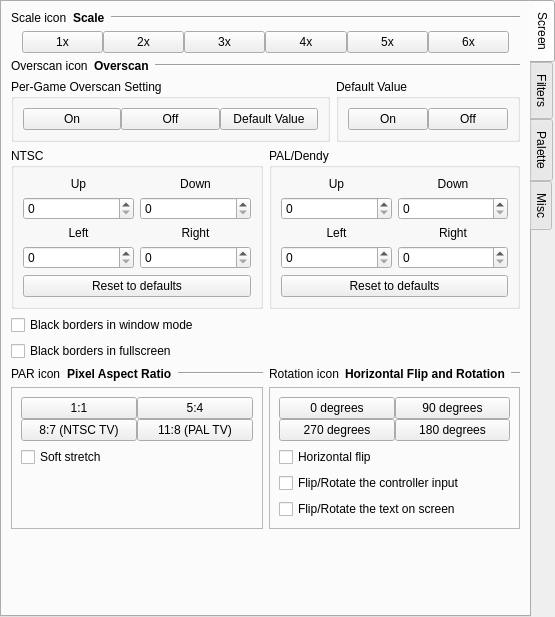
Old version of the form src/gui/designer/wdgSettingsVideo.ui in the repository punesemu/puNES.
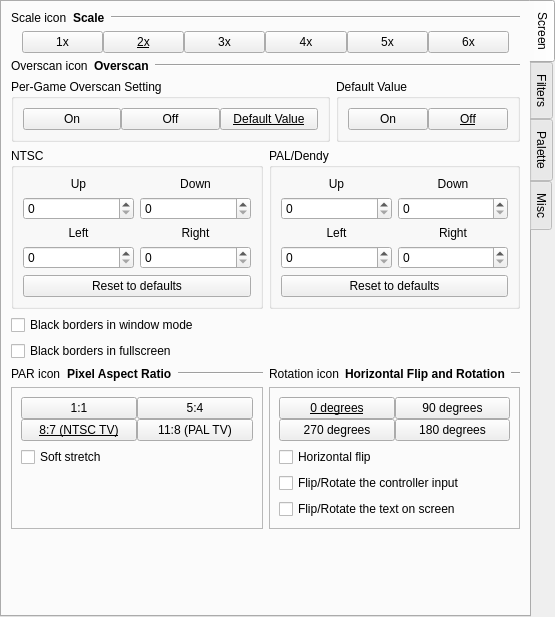
New version of the form. The open tabs and pages were chosen to show the change. Icons and pictures are not drawn. Custom widgets are drawn as their Qt base class.

```diff
--- a/src/gui/designer/wdgSettingsVideo.ui
+++ b/src/gui/designer/wdgSettingsVideo.ui
@@ -124,6 +124,11 @@
             </item>
             <item>
              <widget class="QPushButton" name="pushButton_Scale_2x">
+              <property name="font">
+               <font>
+                <underline>true</underline>
+               </font>
+              </property>
               <property name="text">
                <string>2x</string>
               </property>
@@ -280,6 +285,11 @@
                    <verstretch>0</verstretch>
                   </sizepolicy>
                  </property>
+                 <property name="font">
+                  <font>
+                   <underline>true</underline>
+                  </font>
+                 </property>
                  <property name="text">
                   <string>Default Value</string>
                  </property>
@@ -312,6 +322,11 @@
                </item>
                <item>
                 <widget class="QPushButton" name="pushButton_Oscan_def_value_off">
+                 <property name="font">
+                  <font>
+                   <underline>true</underline>
+                  </font>
+                 </property>
                  <property name="text">
                   <string>Off</string>
                  </property>
@@ -630,6 +645,11 @@
               </item>
               <item row="1" column="0" colspan="2">
                <widget class="QPushButton" name="pushButton_PAR_87">
+                <property name="font">
+                 <font>
+                  <underline>true</underline>
+                 </font>
+                </property>
                 <property name="text">
                  <string>8:7 (NTSC TV)</string>
                 </property>
@@ -676,6 +696,11 @@
               </property>
               <item row="0" column="0">
                <widget class="QPushButton" name="pushButton_Screen_Rotation_0d">
+                <property name="font">
+                 <font>
+                  <underline>true</underline>
+                 </font>
+                </property>
                 <property name="text">
                  <string>0 degrees</string>
                 </property>
```
Left out of the diff: 2 changed lines with no effect on the pictures.
